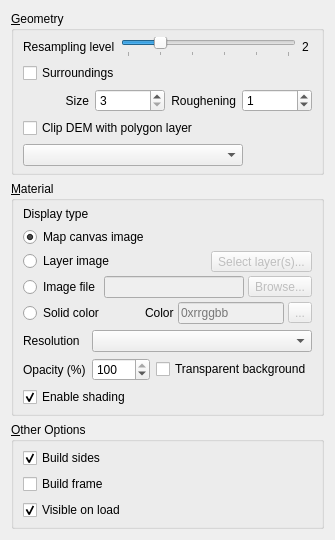
Qt form ui/demproperties.ui (minorua/Qgis2threejs) before a commit.
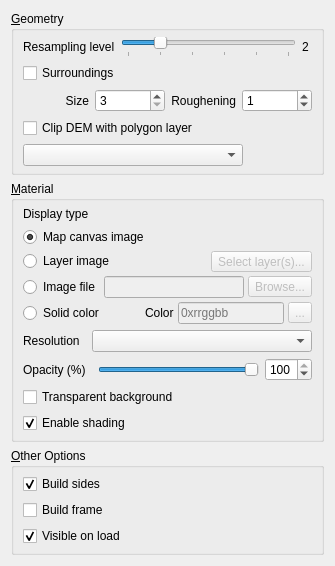
The same form after that commit.

Commit message: DEM: add a slider widget at left of opacity spinbox

What changed in the file:
```diff
--- a/ui/demproperties.ui
+++ b/ui/demproperties.ui
@@ -338,6 +338,26 @@
       </item>
       <item>
        <layout class="QGridLayout" name="gridLayout">
+        <item row="2" column="2">
+         <widget class="QSlider" name="horizontalSlider_Opacity">
+          <property name="maximum">
+           <number>100</number>
+          </property>
+          <property name="value">
+           <number>100</number>
+          </property>
+          <property name="orientation">
+           <enum>Qt::Horizontal</enum>
+          </property>
+         </widget>
+        </item>
+        <item row="2" column="0">
+         <widget class="QLabel" name="label_17">
+          <property name="text">
+           <string>Opacity (%)</string>
+          </property>
+         </widget>
+        </item>
         <item row="0" column="0">
          <widget class="QLabel" name="label_TextureSize">
           <property name="text">
@@ -345,17 +365,7 @@
           </property>
          </widget>
         </item>
-        <item row="0" column="1" colspan="2">
-         <widget class="QComboBox" name="comboBox_TextureSize"/>
-        </item>
-        <item row="1" column="0">
-         <widget class="QLabel" name="label_17">
-          <property name="text">
-           <string>Opacity (%)</string>
-          </property>
-         </widget>
-        </item>
-        <item row="1" column="1">
+        <item row="2" column="3">
          <widget class="QSpinBox" name="spinBox_Opacity">
           <property name="enabled">
            <bool>true</bool>
@@ -383,15 +393,18 @@
           </property>
          </widget>
         </item>
-        <item row="1" column="2">
-         <widget class="QCheckBox" name="checkBox_TransparentBackground">
-          <property name="text">
-           <string>Transparent background</string>
-          </property>
-         </widget>
+        <item row="0" column="1" colspan="3">
+         <widget class="QComboBox" name="comboBox_TextureSize"/>
         </item>
        </layout>
       </item>
+      <item>
+       <widget class="QCheckBox" name="checkBox_TransparentBackground">
+        <property name="text">
+         <string>Transparent background</string>
+        </property>
+       </widget>
+      </item>
       <item>
        <widget class="QCheckBox" name="checkBox_Shading">
         <property name="text">
```
Left out of the diff: 34 changed lines with no effect on the pictures. The commit also changes 1 other file.
